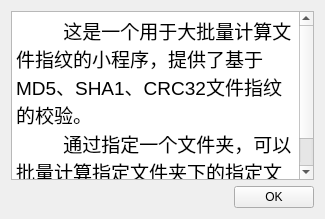
The window that src/main/about.ui (sakuraOnlin/CheckDuplicateFiles) describes before a commit, drawn with Qt 5.
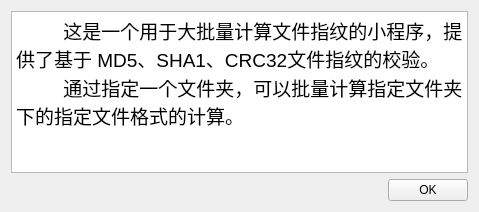
The same window after the commit.

Commit message:
Add : 增加了查询窗口
Add : 增加了关于窗口
Update  : 更新了翻译

What changed in the file:
```diff
--- a/src/main/about.ui
+++ b/src/main/about.ui
@@ -6,8 +6,8 @@
    <rect>
     <x>0</x>
     <y>0</y>
-    <width>325</width>
-    <height>219</height>
+    <width>479</width>
+    <height>212</height>
    </rect>
   </property>
   <property name="windowTitle">
@@ -25,9 +25,9 @@
         <string>&lt;!DOCTYPE HTML PUBLIC &quot;-//W3C//DTD HTML 4.0//EN&quot; &quot;http://www.w3.org/TR/REC-html40/strict.dtd&quot;&gt;
 &lt;html&gt;&lt;head&gt;&lt;meta name=&quot;qrichtext&quot; content=&quot;1&quot; /&gt;&lt;style type=&quot;text/css&quot;&gt;
 p, li { white-space: pre-wrap; }
-&lt;/style&gt;&lt;/head&gt;&lt;body style=&quot; font-family:'Sans Serif'; font-size:9pt; font-weight:400; font-style:normal;&quot;&gt;
-&lt;p style=&quot; margin-top:0px; margin-bottom:0px; margin-left:0px; margin-right:0px; -qt-block-indent:0; text-indent:0px;&quot;&gt;&lt;span style=&quot; font-size:14pt;&quot;&gt;         这是一个用于大批量计算文件指纹的小程序，提供了基于 MD5、SHA1、CRC32文件指纹的校验。&lt;/span&gt;&lt;/p&gt;
-&lt;p style=&quot; margin-top:0px; margin-bottom:0px; margin-left:0px; margin-right:0px; -qt-block-indent:0; text-indent:0px;&quot;&gt;&lt;span style=&quot; font-size:14pt;&quot;&gt;         通过指定一个文件夹，可以批量计算指定文件夹下的指定文件格式的计算。&lt;/span&gt;&lt;/p&gt;&lt;/body&gt;&lt;/html&gt;</string>
+&lt;/style&gt;&lt;/head&gt;&lt;body style=&quot; font-family:'Ubuntu'; font-size:11pt; font-weight:400; font-style:normal;&quot;&gt;
+&lt;p style=&quot; margin-top:0px; margin-bottom:0px; margin-left:0px; margin-right:0px; -qt-block-indent:0; text-indent:0px;&quot;&gt;&lt;span style=&quot; font-family:'Sans Serif'; font-size:14pt;&quot;&gt;         这是一个用于大批量计算文件指纹的小程序，提供了基于 MD5、SHA1、CRC32文件指纹的校验。&lt;/span&gt;&lt;/p&gt;
+&lt;p style=&quot; margin-top:0px; margin-bottom:0px; margin-left:0px; margin-right:0px; -qt-block-indent:0; text-indent:0px;&quot;&gt;&lt;span style=&quot; font-family:'Sans Serif'; font-size:14pt;&quot;&gt;         通过指定一个文件夹，可以批量计算指定文件夹下的指定文件格式的计算。&lt;/span&gt;&lt;/p&gt;&lt;/body&gt;&lt;/html&gt;</string>
        </property>
       </widget>
      </item>
```
The commit also changes 7 other files.
